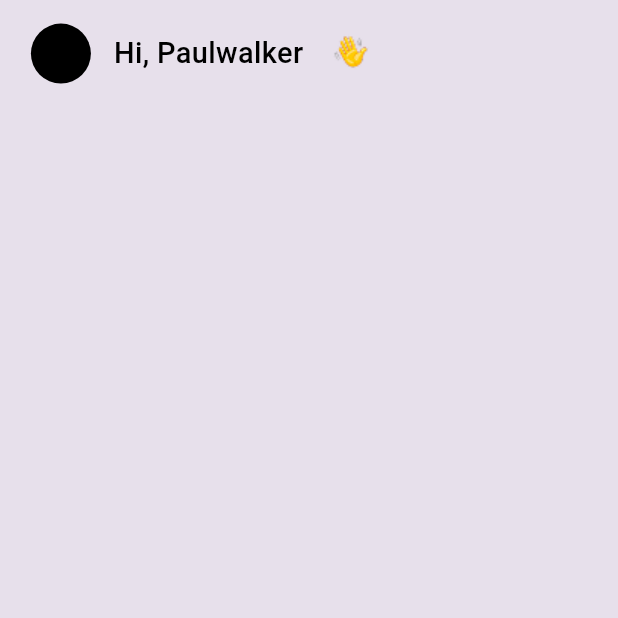
After one commit to Trackpi/to_do_app, a Flutter app: the HomeScreen screen opened directly, on a phone screen of 412 x 824 dp, the top half of it. The commit adds this screen. Run offline on Flutter 3.47's test engine with Material 3 defaults, Android fonts, the phone set to English and light mode, and no system bars; our stand-ins replace gap, sizer.

Commit message:
Add constants for padding and colors, implement HomeScreen and Textwid widget, and update app theme

```diff
--- a/lib/constants/constants.dart
+++ b/lib/constants/constants.dart
@@ -0,0 +1,25 @@
+import 'package:flutter/material.dart';
+import 'package:gap/gap.dart';
+import 'package:sizer/sizer.dart';
+
+const Color primaryColor = Color(0xffE7E0EB);
+const Color pureWhite = Color(0xffffffff);
+const Color pureBlack = Color(0xff000000);
+
+// padding and Gaps
+final double paddingTiny = 2.sp;
+final double paddingSmall = 4.sp;
+final double padding = 8.sp;
+final double paddingLarge = 16.sp;
+final double paddingX = 24.sp;
+final double paddingXL = 32.sp;
+final double paddingXXL = 64.sp;
+
+// Gaps
+final gap = Gap(padding);
+final gapTiny = Gap(paddingTiny);
+final gapSmall = Gap(paddingSmall);
+final gapLarge = Gap(paddingLarge);
+final gapX = Gap(paddingX);
+final gapXL = Gap(paddingXL);
+final gapXXL = Gap(paddingXXL);
--- /dev/null
+++ b/lib/views/home_screen/home_screen.dart
@@ -0,0 +1,41 @@
+import 'package:flutter/material.dart';
+import 'package:sizer/sizer.dart';
+import 'package:to_do_app/constants/constants.dart';
+import 'package:to_do_app/gen/assets.gen.dart';
+import 'package:to_do_app/views/widgets/textwidget.dart';
+
+class HomeScreen extends StatelessWidget {
+  const HomeScreen({super.key});
+
+  @override
+  Widget build(BuildContext context) {
+    return Scaffold(
+      appBar: AppBar(
+        toolbarHeight: Adaptive.h(1),
+      ),
+      body: Padding(
+        padding: EdgeInsets.symmetric(horizontal: Adaptive.w(5)),
+        child: Column(
+          children: [
+            Row(
+              mainAxisAlignment: MainAxisAlignment.start,
+              children: [
+                CircleAvatar(
+                  backgroundColor: Colors.black,
+                ),
+                gapLarge,
+                Textwid(
+                  text: "Hi, Paulwalker",
+                  size: 18,
+                  textBold: FontWeight.w500,
+                ),
+                gap,
+                Image.asset(Assets.images.handlogo.path)
+              ],
+            )
+          ],
+        ),
+      ),
+    );
+  }
+}
--- /dev/null
+++ b/lib/views/widgets/textwidget.dart
@@ -0,0 +1,30 @@
+import 'package:flutter/material.dart';
+import 'package:sizer/sizer.dart';
+import 'package:to_do_app/constants/constants.dart';
+
+class Textwid extends StatelessWidget {
+  final String text;
+  final int size;
+  final FontWeight textBold;
+  final Color textColor;
+
+  const Textwid({
+    super.key,
+    required this.text,
+    this.size = 15,
+    this.textBold = FontWeight.normal,
+    this.textColor = pureBlack,
+  });
+
+  @override
+  Widget build(BuildContext context) {
+    return Text(
+      text,
+      style: TextStyle(
+        fontSize: size.sp,
+        fontWeight: textBold,
+        color: textColor,
+      ),
+    );
+  }
+}
--- a/pubspec.yaml
+++ b/pubspec.yaml
@@ -36,6 +36,7 @@ dependencies:
   cupertino_icons: ^1.0.8
   provider: ^6.1.2
   sizer: ^3.0.5
+  gap: ^3.0.1
 
 dev_dependencies:
   flutter_test:
@@ -61,7 +62,7 @@ flutter:
 
   # To add assets to your application, add an assets section, like this:
   assets:
-    - assets/images/logo.png
+    - assets/images/
   #   - images/a_dot_ham.jpeg
 
   # An image asset can refer to one or more resolution-specific "variants", see
```
Also changed, not shown: lib/gen/assets.gen.dart (added, +100 -0 lines), lib/main.dart (+3 -6 lines), lib/theme/theme.dart (+5 -2 lines), lib/views/sign_up_screen/signup_screen.dart (+15 -5 lines), assets/images/handlogo.png (added), pubspec.lock.
